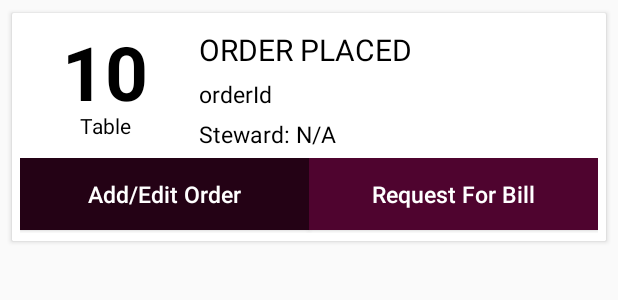
After one commit to madroidpro/ChillaaxCaptain, an Android app: the layout ongoing_order_item.xml on its own in the app's theme, with its tools: preview values and no code run, on a phone screen of 412 x 824 dp. The commit adds this screen. Shown: the top 300 px of the screen. Run offline under Robolectric (Android 15) with nearby library versions, the phone set to English and light mode, and no system bars.

Commit message:
Ongoing orders WIP

```diff
--- a/app/src/main/java/madroid/chillaaxcaptain/activity/OpenTableActivity.java
+++ b/app/src/main/java/madroid/chillaaxcaptain/activity/OpenTableActivity.java
@@ -16,6 +16,7 @@ import java.util.List;
 
 import madroid.chillaaxcaptain.R;
 import madroid.chillaaxcaptain.adapter.TableGridAdaptor;
+import madroid.chillaaxcaptain.fragments.OngoingOrdersFragment;
 import madroid.chillaaxcaptain.fragments.ShowTablesFragment;
 import madroid.chillaaxcaptain.fragments.StartersFragment;
 import madroid.chillaaxcaptain.helpers.SharedData;
@@ -46,7 +47,7 @@ public class OpenTableActivity extends AppCompatActivity {
     private void setupViewPager(ViewPager viewPager){
         ViewPagerAdapter adapter = new ViewPagerAdapter(getSupportFragmentManager());
         adapter.addFragment(new ShowTablesFragment(), "Place Order");
-        adapter.addFragment(new ShowTablesFragment(), "Ongoing Orders");
+        adapter.addFragment(new OngoingOrdersFragment(), "Ongoing Orders");
         viewPager.setAdapter(adapter);
         //Add this to show default viewable fragment
         //viewPager.setCurrentItem(gridMenuType-1);
--- a/app/src/main/java/madroid/chillaaxcaptain/activity/OrderStatusActivity.java
+++ b/app/src/main/java/madroid/chillaaxcaptain/activity/OrderStatusActivity.java
@@ -207,7 +207,7 @@ public class OrderStatusActivity extends AppCompatActivity {
                         SharedPreferences.Editor editor=getSharedPreferences(sd.Flaglists,MODE_PRIVATE).edit();
                         editor.putInt("showOrderStatus",0);
                         editor.commit();
-                        openDialogNoOrder();
+                        //openDialogNoOrder();
                     }
 
 
--- a/app/src/main/java/madroid/chillaaxcaptain/activity/SummaryActivity.java
+++ b/app/src/main/java/madroid/chillaaxcaptain/activity/SummaryActivity.java
@@ -142,7 +142,7 @@ public class SummaryActivity extends AppCompatActivity {
                     pDialog.setCancelable(false);
                     pDialog.show();
                    // Log.d("infopost",baseCost+"-"+"-"+serviceTax+""+totalCost+"-"+VAT);
-                    Call<PlaceOrder>call = apiInterface.placeOrder("1",baseCost+"",totalCost+"",Math.floor(serviceTax)+"",Math.floor(serviceCharge)+"",Math.floor(VAT)+"",Math.floor(krishiKalyanTax)+"",Math.floor(swatchBharathTax)+"",android.text.TextUtils.join(",", itemIdsList),android.text.TextUtils.join(",", quantitiesList),android.text.TextUtils.join(",",itemPriceList),"");
+                    Call<PlaceOrder>call = apiInterface.placeOrder(RestaurantTableId,baseCost+"",totalCost+"",Math.floor(serviceTax)+"",Math.floor(serviceCharge)+"",Math.floor(VAT)+"",Math.floor(krishiKalyanTax)+"",Math.floor(swatchBharathTax)+"",android.text.TextUtils.join(",", itemIdsList),android.text.TextUtils.join(",", quantitiesList),android.text.TextUtils.join(",",itemPriceList),"");
                     call.enqueue(new Callback<PlaceOrder>() {
                         @Override
                         public void onResponse(Call<PlaceOrder> call, Response<PlaceOrder> response) {
--- a/app/src/main/java/madroid/chillaaxcaptain/helpers/SharedData.java
+++ b/app/src/main/java/madroid/chillaaxcaptain/helpers/SharedData.java
@@ -10,8 +10,8 @@ public class SharedData {
     public static final String username="1947BSK";
     public static final String password="BSKADMIN";
     //TODO change  to live url when releasing
-    public static final String BaseUrl="http://www.chillaax.com/chillax-services/Services/";
-    //public static final String BaseUrl="http://www.chillaax.in/Services/";
+    //public static final String BaseUrl="http://www.chillaax.com/chillax-services/Services/";
+    public static final String BaseUrl="http://www.chillaax.in/Services/";
     public static synchronized SharedData getSingletonObject(){
         if(singletonObject == null){
             return new SharedData();
--- /dev/null
+++ b/app/src/main/res/layout/ongoing_order_item.xml
@@ -0,0 +1,146 @@
+<?xml version="1.0" encoding="utf-8"?>
+<android.support.v7.widget.CardView android:layout_width="match_parent"
+    android:layout_height="wrap_content"
+    card:cardUseCompatPadding="true"
+    card:cardCornerRadius="1dp"
+    android:layout_margin="5dp"
+    card:contentPadding="5dp"
+    xmlns:card="http://schemas.android.com/apk/res-auto"
+    xmlns:android="http://schemas.android.com/apk/res/android">
+<LinearLayout  android:orientation="vertical" android:layout_width="match_parent"
+    android:layout_height="wrap_content">
+    <LinearLayout
+        android:layout_width="match_parent"
+        android:layout_height="wrap_content"
+        android:orientation="horizontal"
+        android:layout_marginBottom="5sp"
+        android:weightSum="1">
+        <LinearLayout
+            android:layout_width="0dp"
+            android:layout_height="wrap_content"
+            android:layout_weight="0.3"
+            android:orientation="vertical">
+            <TextView
+                android:layout_width="match_parent"
+                android:layout_height="60sp"
+                android:text="10"
+                android:gravity="center"
+                android:id="@+id/ongoingTableNumber"
+                android:textColor="@color/black"
+                android:textSize="50sp"
+                android:textStyle="bold"
+                />
+            <TextView
+                android:layout_width="match_parent"
+                android:layout_height="20sp"
+                android:text="Table"
+                android:gravity="center"
+                android:textColor="@color/black"
+                />
+        </LinearLayout>
+        <LinearLayout
+            android:layout_width="0dp"
+            android:layout_height="wrap_content"
+            android:orientation="vertical"
+            android:layout_marginLeft="5sp"
+            android:layout_weight="0.6">
+            <TextView
+                android:layout_width="match_parent"
+                android:layout_height="wrap_content"
+                android:layout_marginTop="5sp"
+                android:text="ORDER PLACED"
+                android:gravity="left|center"
+                android:id="@+id/ongoingOrderStatus"
+                android:textColor="@color/black"
+                android:textSize="@dimen/title_text_small"/>
+            <TextView
+                android:layout_width="match_parent"
+                android:layout_height="wrap_content"
+                android:layout_marginTop="5sp"
+                android:text="orderId"
+                android:gravity="left|center"
+                android:textColor="@color/black"
+                android:id="@+id/ongoingOrderId"
+                android:textSize="@dimen/title_text_extra_small"/>
+            <TextView
+                android:layout_width="match_parent"
+                android:layout_height="wrap_content"
+                android:layout_marginTop="5sp"
+                android:text="Steward: N/A"
+                android:id="@+id/ongoingSteward"
+                android:gravity="left|center"
+                android:textColor="@color/black"
+                android:textSize="@dimen/title_text_extra_small"/>
+        </LinearLayout>
+    </LinearLayout>
+    <LinearLayout
+        android:layout_width="match_parent"
+        android:layout_height="50sp"
+        android:orientation="horizontal"
+        android:id="@+id/addEditLayout"
+        android:weightSum="1">
+        <Button
+            android:layout_width="0dp"
+            android:layout_height="wrap_content"
+            android:layout_weight="0.5"
+            android:text="Add/Edit Order"
+            android:id="@+id/ongoingEditButton"
+            android:textColor="@color/colorAccent"
+            android:background="@color/colorPrimaryDark"
+            android:textSize="@dimen/title_text_extra_small"
+            android:textAllCaps="false"/>
+        <Button
+            android:layout_width="0dp"
+            android:layout_height="wrap_content"
+            android:layout_weight="0.5"
+            android:id="@+id/ongoingRequestButton"
+            android:text="Request For Bill"
+            android:textColor="@color/colorAccent"
+            android:background="@color/colorPrimary"
+            android:textSize="@dimen/title_text_extra_small"
+            android:textAllCaps="false"/>
+    </LinearLayout>
+    <LinearLayout
+        android:layout_width="match_parent"
+        android:layout_height="wrap_content"
+        android:id="@+id/cashcardlayout"
+        android:visibility="gone"
+        android:orientation="vertical">
+        <LinearLayout
+            android:layout_width="match_parent"
+            android:layout_height="50sp"
+            android:orientation="horizontal"
+            android:weightSum="1">
+            <Button
+                android:layout_width="0dp"
+                android:layout_height="wrap_content"
+                android:layout_weight="0.5"
+                android:text="CASH"
+                android:textColor="@color/colorAccent"
+                android:id="@+id/ongoingCashButton"
+                android:background="@color/colorPrimaryDark"
+                android:textSize="@dimen/title_text_extra_small"
+                android:textAllCaps="false"/>
+            <Button
+                android:layout_width="0dp"
+                android:layout_height="wrap_content"
+                android:layout_weight="0.5"
+                android:id="@+id/ongoingCardButton"
+                android:text="CARD"
+                android:textColor="@color/colorAccent"
+                android:textSize="@dimen/title_text_extra_small"
+                android:background="@color/colorPrimary"
+                android:textAllCaps="false"/>
+        </LinearLayout>
+        <Button
+            android:layout_width="match_parent"
+            android:layout_height="wrap_content"
+            android:id="@+id/ongoingCancelButton"
+            android:text="Cancel"
+            android:textSize="@dimen/title_text_extra_small"
+            android:textColor="@color/colorAccent"
+            android:background="@color/colorPrimary"
+            android:textAllCaps="false"/>
+    </LinearLayout>
+</LinearLayout>
+    </android.support.v7.widget.CardView>
```
Also changed, not shown: app/src/main/java/madroid/chillaaxcaptain/adapter/OngoingOrderItemListAdapter.java (added, +140 -0 lines), app/src/main/java/madroid/chillaaxcaptain/fragments/OngoingOrdersFragment.java (added, +113 -0 lines), app/src/main/java/madroid/chillaaxcaptain/model/Table.java (+24 -0 lines), app/src/main/java/madroid/chillaaxcaptain/rest/ApiInterface.java (+7 -0 lines), app/src/main/res/layout/ongoing_order_fragment.xml (added, +11 -0 lines).
